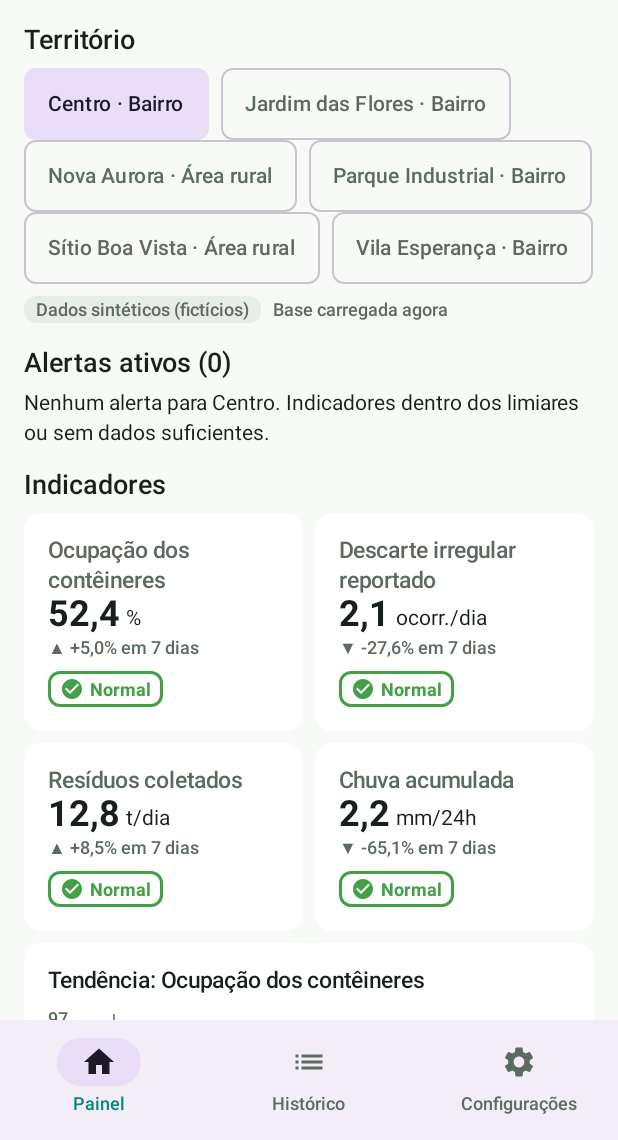
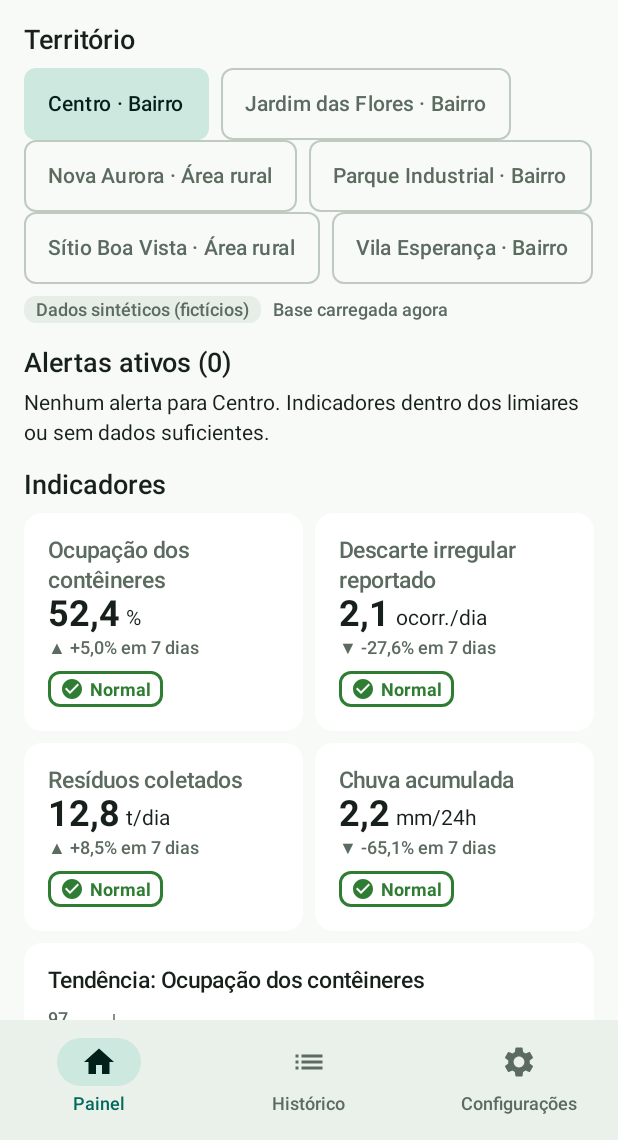
Before and after one commit to gustavopmaia/gs2026-2-reciclaja-radar, an Android app built with Jetpack Compose: the screen it shows after launch (MainActivity), on a phone screen of 412 x 824 dp, the part 96-1236 px from its top. Run offline under Robolectric (Android 15) with nearby library versions, the phone set to English and light mode, and no system bars; our stand-ins replace Room's generated code.

Commit message:
fix(a11y): paleta com contraste mínimo de 4,5:1 e containers do tema

```diff
--- a/app/src/main/java/br/com/reciclaja/radar/ui/theme/Theme.kt
+++ b/app/src/main/java/br/com/reciclaja/radar/ui/theme/Theme.kt
@@ -21,9 +21,9 @@ import br.com.reciclaja.radar.domain.model.AlertLevel
 // ---- Tokens de cor (fonte única de verdade visual; nenhuma cor solta nas telas) ----
 object Palette {
     // Marca
-    val Green = Color(0xFF2E9E5B)
+    val Green = Color(0xFF1B6B3A)
     val GreenLight = Color(0xFF7FD8A0)
-    val Teal = Color(0xFF00897B)
+    val Teal = Color(0xFF00695C)
     val TealLight = Color(0xFF80CBC4)
     // Superfícies
     val SurfaceLight = Color(0xFFF7FAF6)
@@ -35,10 +35,10 @@ object Palette {
     val MutedLight = Color(0xFF5C6B60)
     val MutedDark = Color(0xFFA9B7AC)
     // Semânticas (texto/ícone sobre o card)
-    val NormalLight = Color(0xFF43A047)
-    val AttentionLight = Color(0xFFF2A900)
-    val CriticalLight = Color(0xFFE53935)
-    val InfoLight = Color(0xFF1E88E5)
+    val NormalLight = Color(0xFF2E7D32)
+    val AttentionLight = Color(0xFF8A5300)
+    val CriticalLight = Color(0xFFB3261E)
+    val InfoLight = Color(0xFF1565C0)
     val NormalDark = Color(0xFF81C784)
     val AttentionDark = Color(0xFFFFCA28)
     val CriticalDark = Color(0xFFEF9A9A)
@@ -85,7 +85,12 @@ private val RadarTypography = Typography(
 
 private val LightColors = lightColorScheme(
     primary = Palette.Green, onPrimary = Color.White,
+    primaryContainer = Color(0xFFC8EBD2), onPrimaryContainer = Color(0xFF00210E),
     secondary = Palette.Teal, onSecondary = Color.White,
+    secondaryContainer = Color(0xFFCDE8DF), onSecondaryContainer = Color(0xFF002019),
+    surfaceContainer = Color(0xFFEAF1EB), surfaceContainerLow = Color(0xFFF1F6F1),
+    surfaceContainerHigh = Color(0xFFE4ECE5), surfaceContainerLowest = Palette.CardLight,
+    outline = Color(0xFF6F7D72), outlineVariant = Color(0xFFBFCBC1),
     background = Palette.SurfaceLight, onBackground = Palette.InkLight,
     surface = Palette.CardLight, onSurface = Palette.InkLight,
     surfaceVariant = Color(0xFFE6EEE7), onSurfaceVariant = Palette.MutedLight,
@@ -94,7 +99,12 @@ private val LightColors = lightColorScheme(
 
 private val DarkColors = darkColorScheme(
     primary = Palette.GreenLight, onPrimary = Color(0xFF00391A),
+    primaryContainer = Color(0xFF1B5131), onPrimaryContainer = Color(0xFFC8EBD2),
     secondary = Palette.TealLight, onSecondary = Color(0xFF003731),
+    secondaryContainer = Color(0xFF244E45), onSecondaryContainer = Color(0xFFCDE8DF),
+    surfaceContainer = Color(0xFF1F2620), surfaceContainerLow = Color(0xFF181E19),
+    surfaceContainerHigh = Color(0xFF262E28), surfaceContainerLowest = Color(0xFF0B0F0C),
+    outline = Color(0xFF8A988D), outlineVariant = Color(0xFF3F4A42),
     background = Palette.SurfaceDark, onBackground = Palette.InkDark,
     surface = Palette.CardDark, onSurface = Palette.InkDark,
     surfaceVariant = Color(0xFF2A322C), onSurfaceVariant = Palette.MutedDark,
```
Also changed, not shown: 4 other files.
